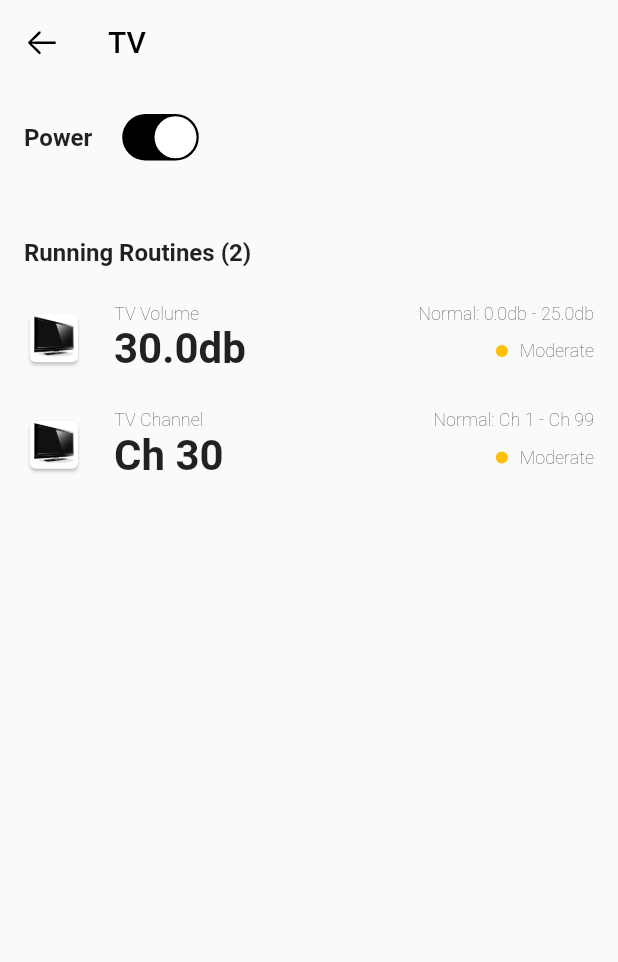
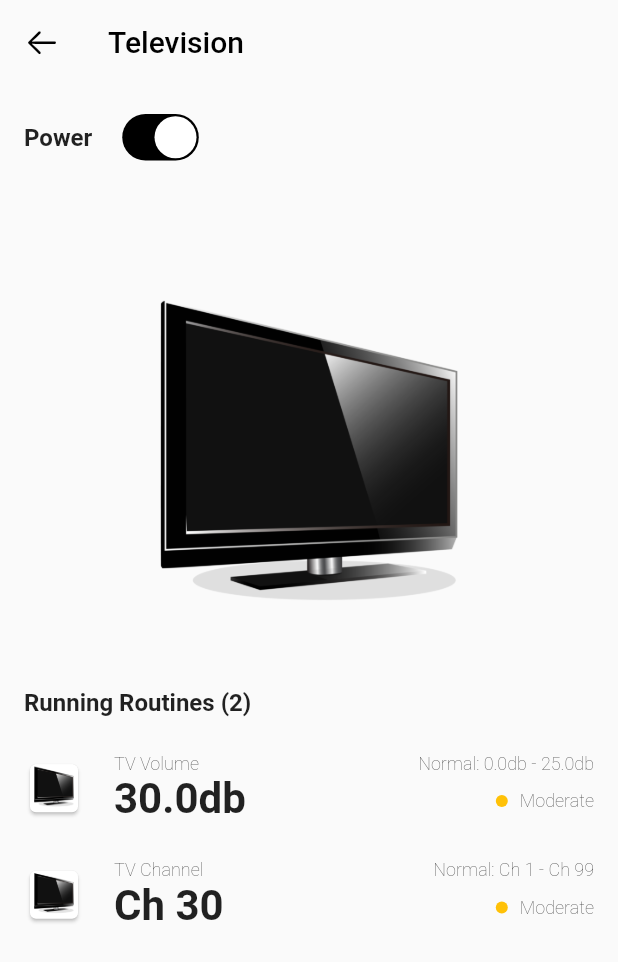
Before and after one commit to victoreronmosele/smart_home, a Flutter app: the screen it shows after launch, after a tap on "TV", on a phone screen of 412 x 824 dp. Shown: the top 962 px of the screen. Run offline on Flutter 3.47's test engine with Material 2 defaults, Android fonts, the phone set to English and light mode, and no system bars; our stand-ins replace flutter_riverpod.

Commit message:
Update Device Screen UI

```diff
--- a/lib/ui/screens/device_screen.dart
+++ b/lib/ui/screens/device_screen.dart
@@ -37,7 +37,7 @@ class _DeviceScreenState extends ConsumerState<DeviceScreen> {
           onPressed: () => Navigator.pop(context),
         ),
         title: Text(
-          widget.device.name,
+          widget.device.longName,
           style: const TextStyle(color: Colors.black),
         ),
       ),
@@ -57,7 +57,9 @@ class _DeviceScreenState extends ConsumerState<DeviceScreen> {
                         fontSize: 16.0,
                       ),
                     ),
-                    const SizedBox(width: 16.0,),
+                    const SizedBox(
+                      width: 16.0,
+                    ),
                     CupertinoSwitch(
                       value: isOn,
                       onChanged: (newOnState) {
@@ -73,6 +75,12 @@ class _DeviceScreenState extends ConsumerState<DeviceScreen> {
                 const SizedBox(
                   height: 48.0,
                 ),
+                Center(
+                    child: Image.asset(
+                  widget.device.imageUrl,
+                  height: 300,
+                  fit: BoxFit.fitWidth,
+                )),
                 Text(
                   'Running Routines (${deviceRoutineList.length})',
                   style: const TextStyle(
```
